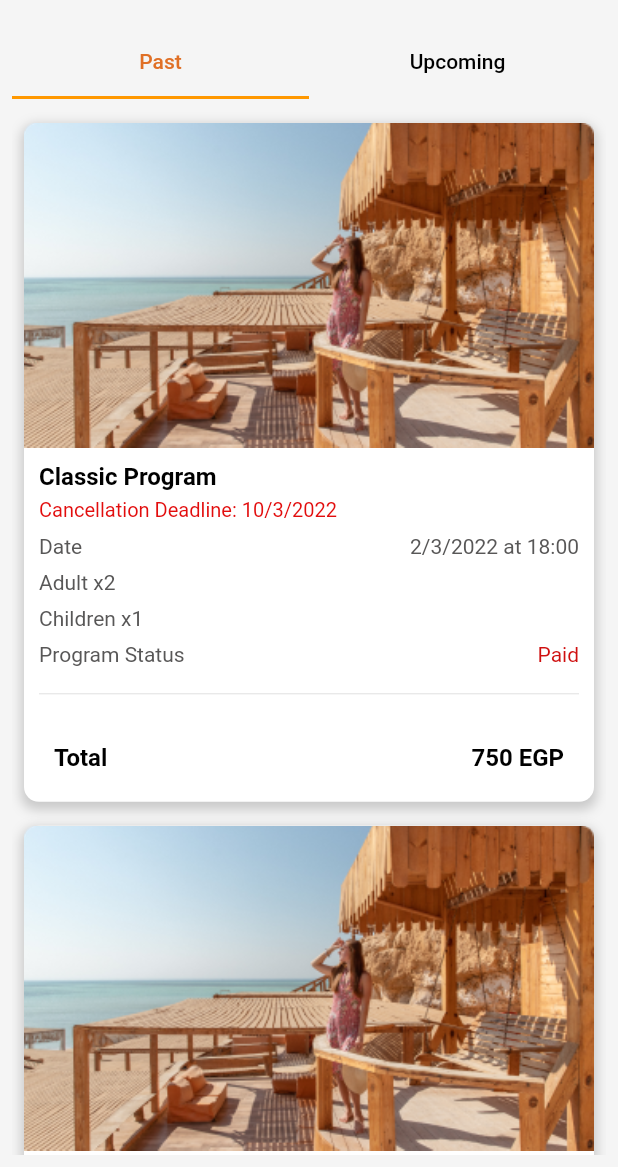
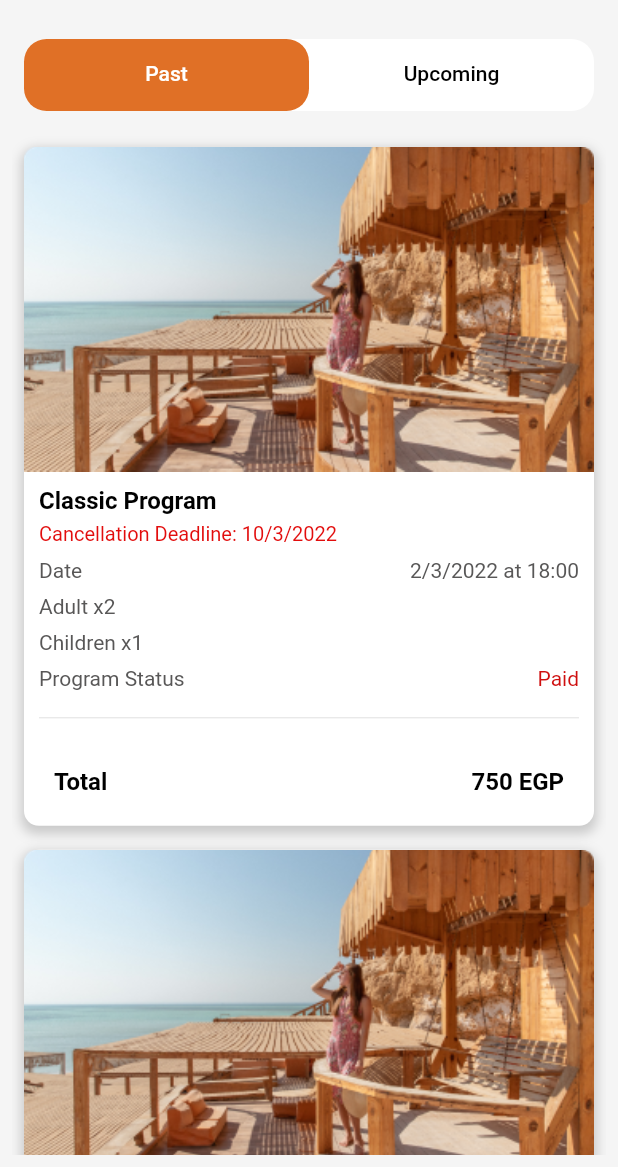
Before and after one commit to Rahma-Osama/itd-orange-bay, a Flutter app: the HistoryView screen opened directly, on a phone screen of 412 x 824 dp, the part 69-1236 px from its top. Run offline on Flutter 3.47's test engine with Material 2 defaults, Android fonts, the phone set to English and light mode, and no system bars; our stand-ins replace dio, flutter_rating_bar, page_transition, salomon_bottom_bar; missing offline and left inert: timeline_list; generated files the repository leaves out were written again; Roboto replaces fonts that are missing (Montserrat).

Commit message:
match TabBar with ui

```diff
--- a/lib/features/booking_history/presentation/views/widgets/history_body.dart
+++ b/lib/features/booking_history/presentation/views/widgets/history_body.dart
@@ -21,9 +21,18 @@ class _HistoryBodyState extends State<HistoryBody> {
           padding: const EdgeInsets.all(8.0),
           child: Column(
             children: [
-              TabBar(
+              Container(
+                margin: const EdgeInsets.all(8),
+                decoration: BoxDecoration(
+                    borderRadius: BorderRadius.circular(15), // Creates border
+                    color: Colors.white),
+                child: TabBar(
+                  indicatorSize: TabBarIndicatorSize.tab,
+                  indicator: BoxDecoration(
+                      borderRadius: BorderRadius.circular(15), // Creates border
+                      color: AppColors.deepOrange),
                   unselectedLabelColor: Colors.black,
-                labelColor: AppColors.deepOrange,
+                  labelColor: Colors.white,
                   indicatorColor: Colors.orange,
                   tabs: [
                     Tab(
@@ -33,6 +42,7 @@ class _HistoryBodyState extends State<HistoryBody> {
                       text: locale.upcoming,
                     ),
                   ],
+                ),
               ),
               const Expanded(
                 child: Padding(
```
Also changed, not shown: pubspec.lock. Lines whose indentation alone changed are shown as unchanged.
